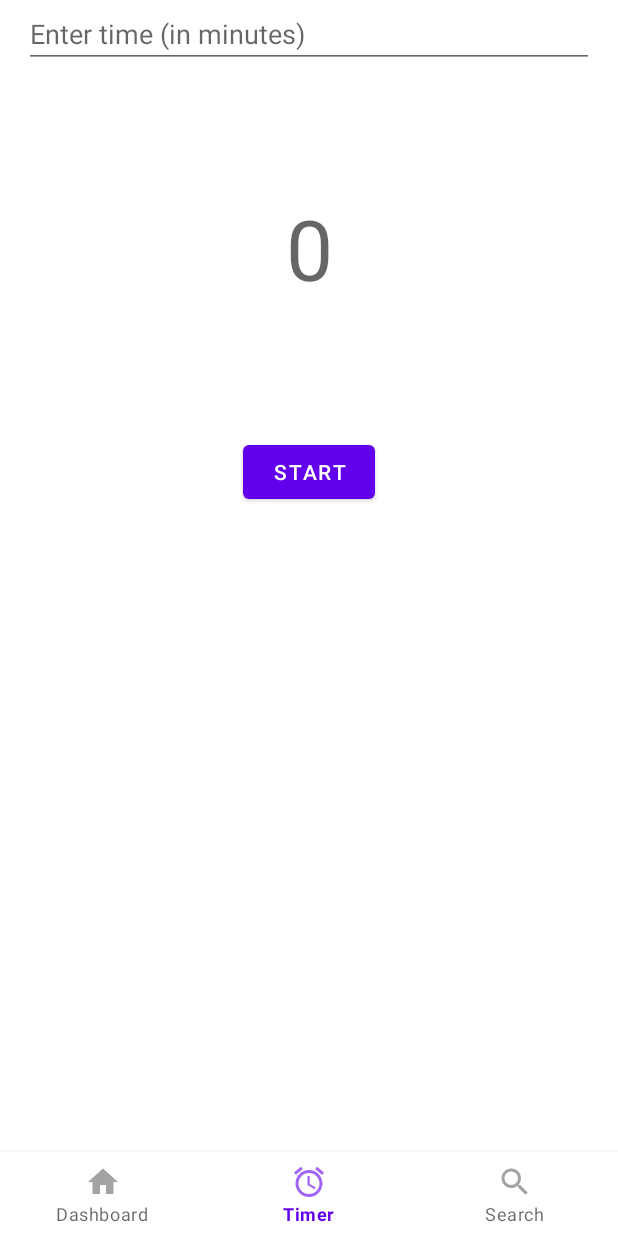
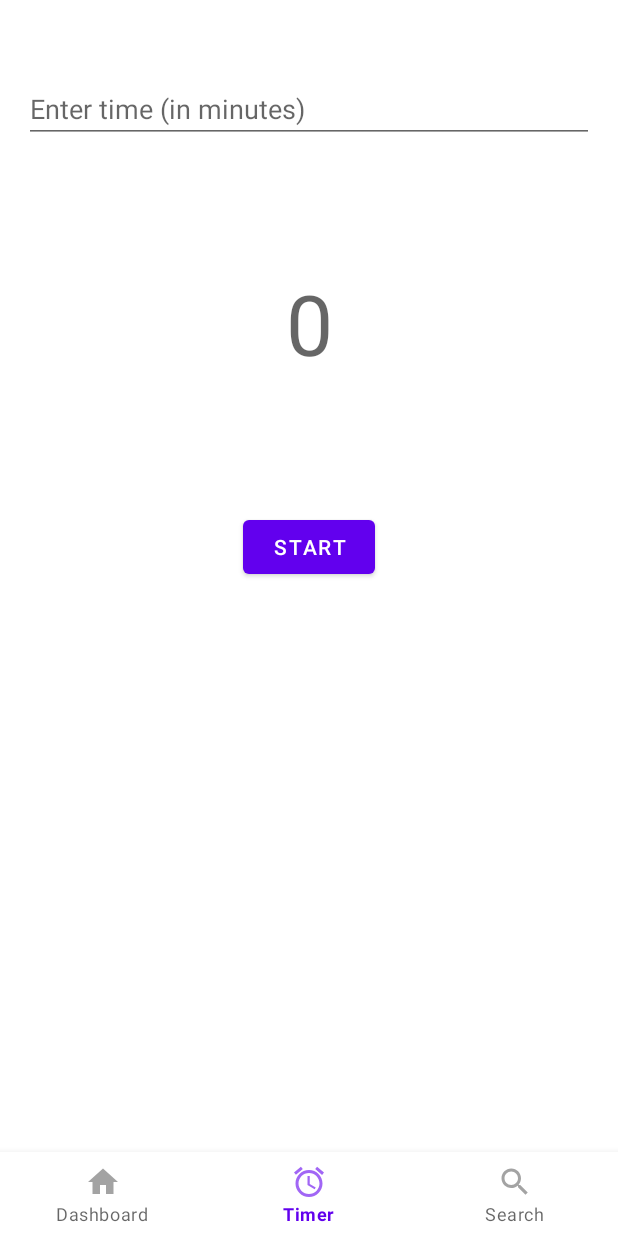
Before and after one commit to fh-erfurt/OnlyOneEgg, an Android app: the TimerFragment screen opened through its navigation route, on a phone screen of 412 x 824 dp. Run offline under Robolectric (Android 15) with nearby library versions, the phone set to English and light mode, and no system bars; our stand-ins replace Room's generated code, data binding, navigation-ui.

Commit message:
fix the padding bug for all Fragments

```diff
--- a/app/src/main/res/layout/fragment_input_cookbook.xml
+++ b/app/src/main/res/layout/fragment_input_cookbook.xml
@@ -9,11 +9,13 @@
             name="inputCookbookViewModel"
             type="de.fherfurt.onlyoneegg.view.ui.inputCookbook.InputCookbookViewModel" />
     </data>
+
     <LinearLayout
 
         android:layout_width="match_parent"
         android:layout_height="match_parent"
         android:orientation="vertical"
+        android:paddingTop="50dp"
         tools:context=".MainActivity">
 
         <TextView
--- a/app/src/main/res/layout/fragment_search_recipe.xml
+++ b/app/src/main/res/layout/fragment_search_recipe.xml
@@ -13,6 +13,7 @@
     <androidx.constraintlayout.widget.ConstraintLayout
         android:layout_width="match_parent"
         android:layout_height="match_parent"
+        android:paddingTop="50dp"
         tools:context=".view.ui.recipe.RecipeFragment">
 
         <EditText
@@ -42,7 +43,7 @@
             app:layout_constraintEnd_toEndOf="parent"
             app:layout_constraintStart_toStartOf="parent"
             app:layout_constraintTop_toBottomOf="@+id/inputSearchText"
-            tools:listitem="@layout/item_recipe" >
+            tools:listitem="@layout/item_recipe">
 
         </androidx.recyclerview.widget.RecyclerView>
 
--- a/app/src/main/res/layout/fragment_timer.xml
+++ b/app/src/main/res/layout/fragment_timer.xml
@@ -14,6 +14,7 @@
     <androidx.constraintlayout.widget.ConstraintLayout
         android:layout_width="match_parent"
         android:layout_height="match_parent"
+        android:paddingTop="50dp"
         tools:context=".view.ui.timer.TimerFragment">
 
         <TextView
@@ -55,14 +56,14 @@
             android:layout_height="wrap_content"
             android:layout_marginStart="16dp"
             android:layout_marginEnd="16dp"
+            android:autofillHints=""
             android:ems="10"
             android:hint="Enter time (in minutes)"
             android:inputType="number"
             app:layout_constraintEnd_toEndOf="parent"
             app:layout_constraintHorizontal_bias="0.0"
             app:layout_constraintStart_toStartOf="parent"
-            app:layout_constraintTop_toTopOf="parent"
-            android:autofillHints="" />
+            app:layout_constraintTop_toTopOf="parent" />
 
     </androidx.constraintlayout.widget.ConstraintLayout>
 </layout>
```
